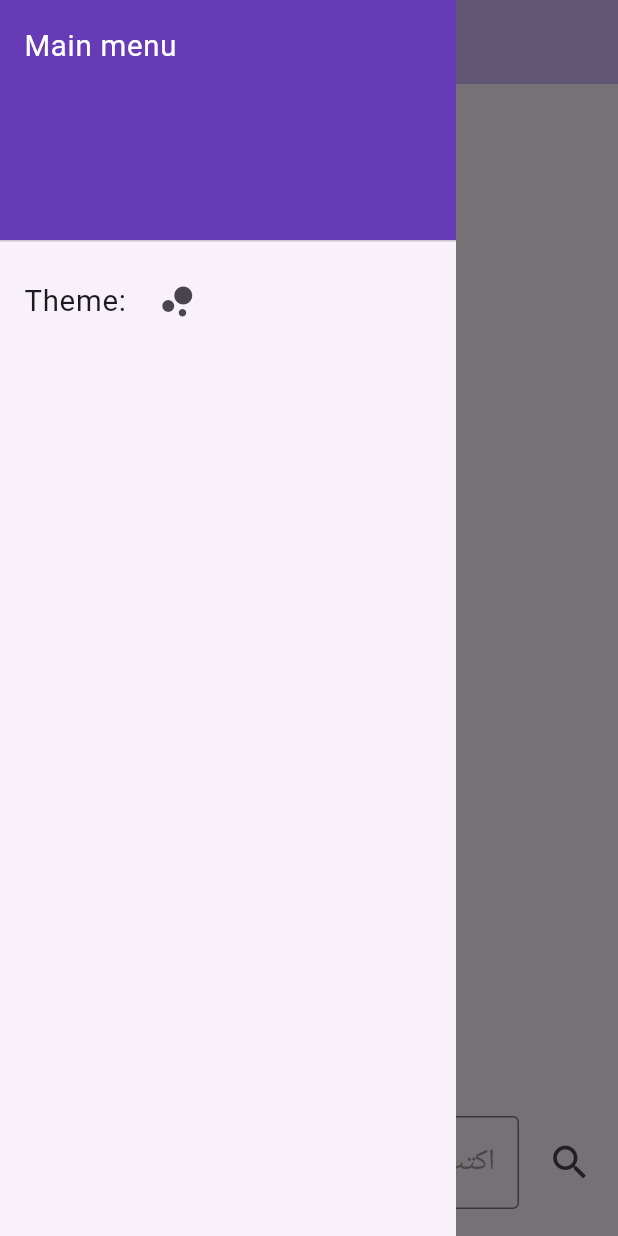
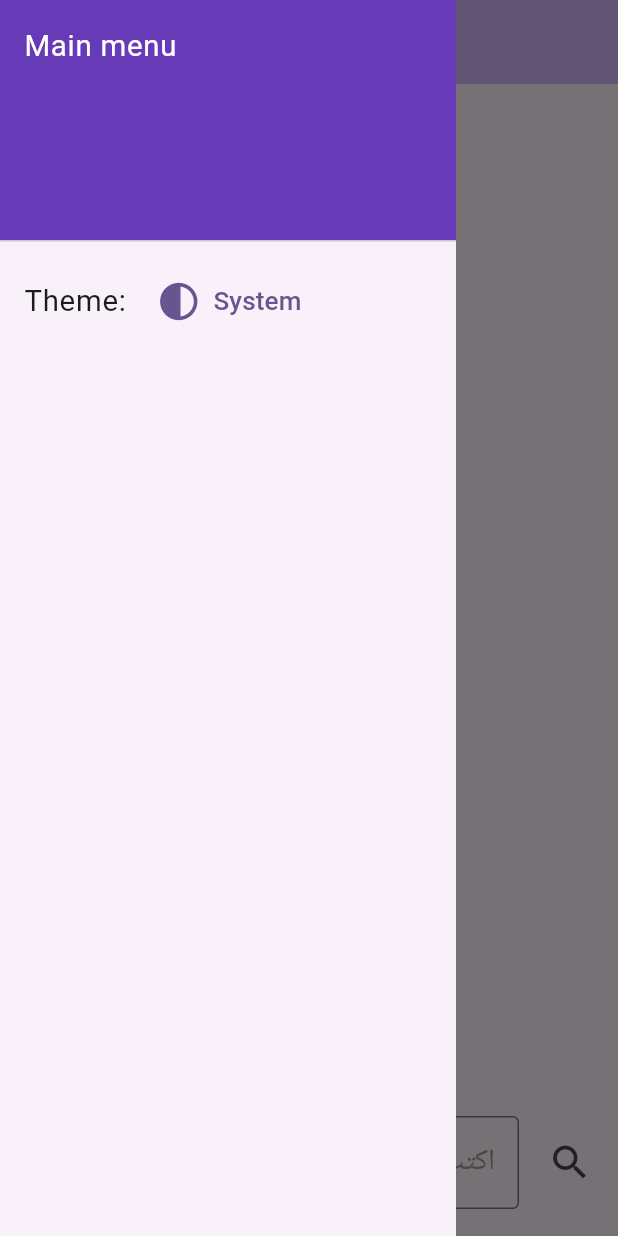
Before and after one commit to wizsk/arabic_dictionary, a Flutter app: the screen it shows after launch, with the side drawer open, on a phone screen of 412 x 824 dp. Run offline on Flutter 3.47's test engine with Material 3 defaults, Android fonts, the phone set to English and light mode, and no system bars; Roboto replaces fonts that are missing (Amiri).

Commit message:
teme update

```diff
--- a/lib/main.dart
+++ b/lib/main.dart
@@ -1,9 +1,9 @@
 import 'package:arabic_dictionay/dict/parse.dart';
 import 'package:flutter/material.dart';
 
-final darkNotifier = ValueNotifier<bool>(true);
-var firstRun = true;
-var firstRunThemeTgl = true;
+final currentTheme = ValueNotifier<ThemeMode>(ThemeMode.system);
+// when it's value is == 1 then switch to system theme
+int currentThemeSwitchCount = 0;
 
 void main() {
   runApp(const MyApp());
@@ -16,9 +16,9 @@ class MyApp extends StatelessWidget {
   @override
   Widget build(BuildContext context) {
     return ValueListenableBuilder(
-        valueListenable: darkNotifier,
-        builder: (BuildContext context, bool isDark, Widget? child) {
-          var app = MaterialApp(
+        valueListenable: currentTheme,
+        builder: (BuildContext context, ThemeMode th, Widget? child) {
+          return MaterialApp(
             title: 'Arabic Dictionary',
             // TODO: Learn more about theme maybe and improve it :?
             theme: ThemeData(
@@ -44,17 +44,11 @@ class MyApp extends StatelessWidget {
                     displayColor: Colors.white,
                   ),
             ),
-            themeMode: firstRun
-                ? ThemeMode.system
-                : darkNotifier.value
-                    ? ThemeMode.dark
-                    : ThemeMode.light,
+            themeMode: th,
             home: const MyHomePage(
               title: 'Arabic Dictionary',
             ),
           );
-          firstRun = false;
-          return app;
         });
   }
 }
@@ -133,7 +127,6 @@ class _MyHomePageState extends State<MyHomePage> {
 
   @override
   Widget build(BuildContext context) {
-    final isDarkMode = Theme.of(context).brightness == Brightness.dark;
     return Scaffold(
       appBar: AppBar(
         backgroundColor: Theme.of(context).colorScheme.inversePrimary,
@@ -209,22 +202,46 @@ class _MyHomePageState extends State<MyHomePage> {
                   SizedBox(
                     width: 10,
                   ),
-                  IconButton(
+                  TextButton.icon(
+                    label: Text(
+                      currentTheme.value == ThemeMode.system
+                          ? 'System'
+                          : currentTheme.value == ThemeMode.dark
+                              ? 'Light'
+                              : 'Dark',
+                    ),
                     icon: Icon(
-                      isDarkMode ? Icons.wb_sunny : Icons.bubble_chart,
+                      currentTheme.value == ThemeMode.system
+                          ? Icons.contrast
+                          : currentTheme.value == ThemeMode.dark
+                              ? Icons.light_mode
+                              : Icons.dark_mode,
+                      size: 30,
                     ),
-                    iconSize: 30,
-                    onPressed: () {
-                      if (firstRunThemeTgl) {
-                        final nv = !isDarkMode;
-                        if (nv == darkNotifier.value) {
-                          // if the value was the same then change twise :D
-                          darkNotifier.value = !nv;
+                    onPressed: () async {
+                      if (currentTheme.value == ThemeMode.system) {
+                        if (Theme.of(context).brightness == Brightness.dark) {
+                          currentTheme.value = ThemeMode.light;
+                        } else {
+                          currentTheme.value = ThemeMode.dark;
                         }
-                        darkNotifier.value = nv;
-                        firstRunThemeTgl = false;
+                        currentThemeSwitchCount++;
+                      } else if (currentTheme.value == ThemeMode.light) {
+                        if (currentThemeSwitchCount == 1) {
+                          currentTheme.value = ThemeMode.system;
+                          currentThemeSwitchCount = 0;
+                        } else {
+                          currentTheme.value = ThemeMode.dark;
+                          currentThemeSwitchCount++;
+                        }
                       } else {
-                        darkNotifier.value = !darkNotifier.value;
+                        if (currentThemeSwitchCount == 1) {
+                          currentTheme.value = ThemeMode.system;
+                          currentThemeSwitchCount = 0;
+                        } else {
+                          currentTheme.value = ThemeMode.light;
+                          currentThemeSwitchCount++;
+                        }
                       }
                     },
                   )
```
